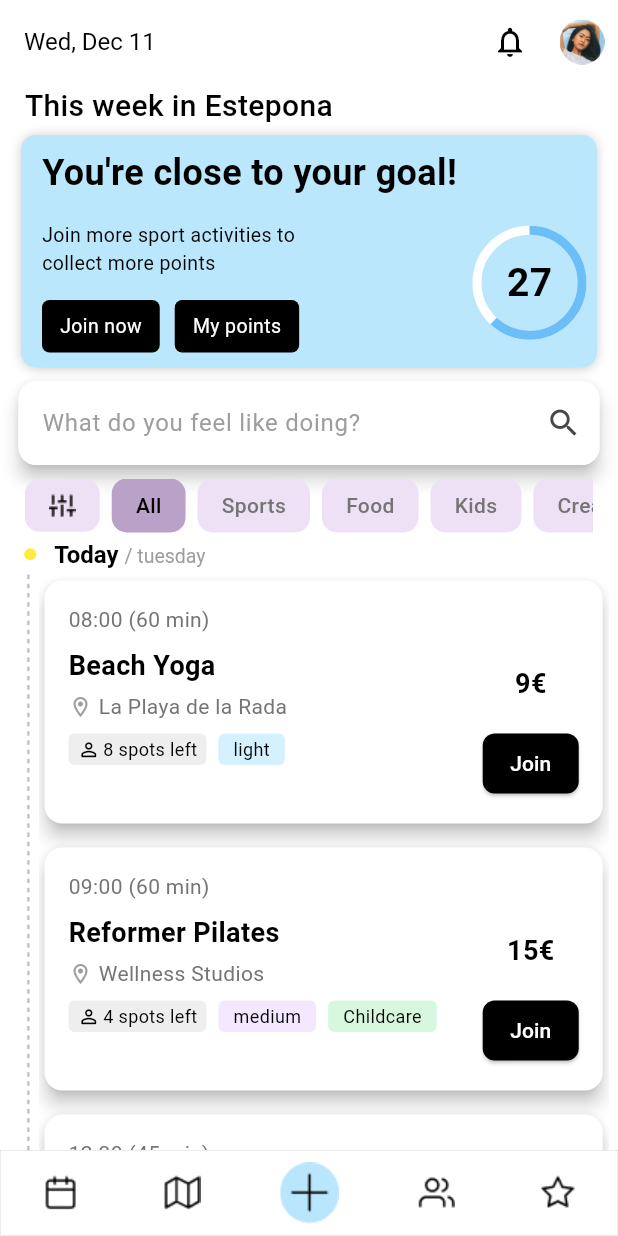
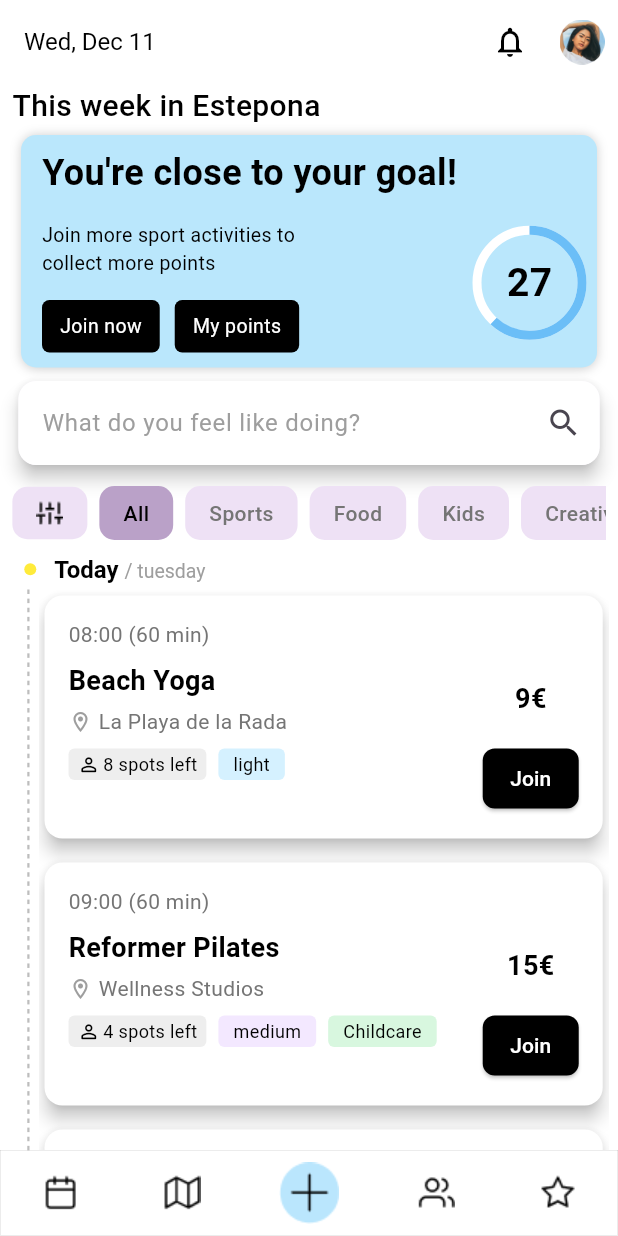
Before and after one commit to md-redwanul-haque/twnsqr_flutter, a Flutter app: the screen it shows after launch, on a phone screen of 412 x 824 dp. Run offline on Flutter 3.47's test engine with Material 3 defaults, Android fonts, the light colour scheme and no system bars; our stand-ins replace get.

Commit message:
some updated

```diff
--- a/lib/app/modules/home/views/components/filterButtonSection.dart
+++ b/lib/app/modules/home/views/components/filterButtonSection.dart
@@ -13,7 +13,7 @@ class FilterButtonSection extends StatelessWidget {
   Widget build(BuildContext context) {
     return Padding(
       padding:
-      EdgeInsets.symmetric(horizontal: Get.width * 0.04),
+      EdgeInsets.symmetric(horizontal: Get.width * 0.02),
       child: SingleChildScrollView(
         scrollDirection: Axis.horizontal,
         child: Row(
--- a/lib/app/modules/home/views/home_view.dart
+++ b/lib/app/modules/home/views/home_view.dart
@@ -65,10 +65,13 @@ class HomeView extends GetView<HomeController> {
                   child: Column(
                     crossAxisAlignment: CrossAxisAlignment.start,
                     children: [
+                      if (isWeb)SizedBox(
+                        height: 40,
+                      ),
                       if (isWeb)
                         Padding(
                           padding: EdgeInsets.symmetric(
-                              horizontal: Get.width * 0.04),
+                              horizontal: Get.width * 0.02),
                           child: Text(
                             formattedDate,
                             style: const TextStyle(
@@ -79,7 +82,7 @@ class HomeView extends GetView<HomeController> {
                         ),
                       Padding(
                         padding:
-                            EdgeInsets.symmetric(horizontal: Get.width * 0.04),
+                            EdgeInsets.symmetric(horizontal: Get.width * 0.02),
                         child: const Text(
                           "This week in Estepona",
                           style: TextStyle(
@@ -99,11 +102,11 @@ class HomeView extends GetView<HomeController> {
 
                       // Search Bar Section
                       CustomSearchBar(),
-                      const SizedBox(height: 5),
+                      const SizedBox(height: 10),
 
                       // Filter Buttons Section
                       FilterButtonSection(),
-                      const SizedBox(height: 5),
+                      const SizedBox(height: 10),
                       //Timeline Section
                       TimeLineSection(controller: controller),
                     ],
```
Also changed, not shown: pubspec.lock.
